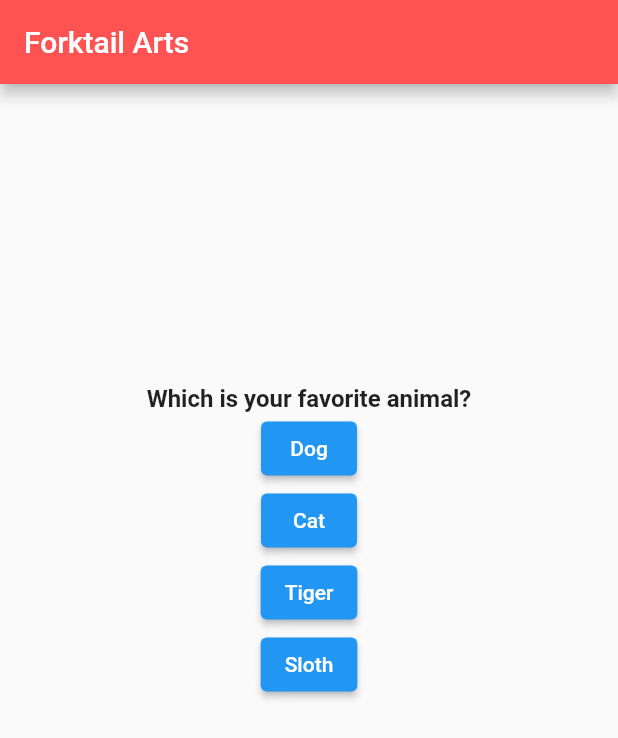
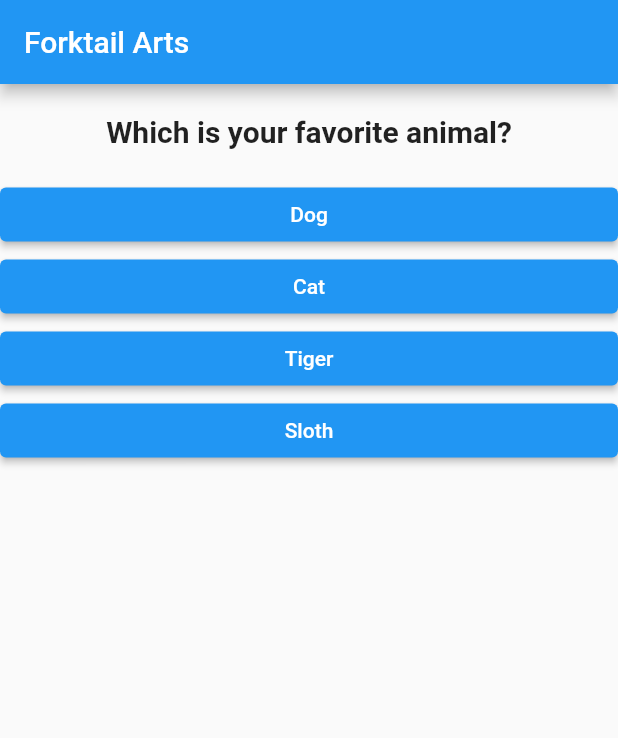
Before and after one commit to thilak-tp/quiz-app-2, a Flutter app: the screen it shows after launch, after a tap on "Red", on a phone screen of 412 x 824 dp. Shown: the top 738 px of the screen. Run offline on Flutter 3.47's test engine with Material 2 defaults, Android fonts, the phone set to English and light mode, and no system bars; Roboto replaces fonts that are missing (arial).

Commit message:
Implemented both questions and answers in different widgets and have to touch up on Maps in dart

```diff
--- /dev/null
+++ b/lib/answer.dart
@@ -0,0 +1,17 @@
+import 'package:flutter/material.dart';
+
+class Answers extends StatelessWidget {
+  final String option;
+  final VoidCallback selector;
+  Answers(this.selector, this.option);
+  @override
+  Widget build(BuildContext context) {
+    return Container(
+      width: double.infinity,
+      child: ElevatedButton(
+        onPressed: selector,
+        child: Text(option),
+      ),
+    );
+  }
+}
--- a/lib/main.dart
+++ b/lib/main.dart
@@ -1,34 +1,26 @@
 import 'package:flutter/widgets.dart';
 import 'package:flutter/material.dart';
+import './question.dart';
+import './answer.dart';
 
 void main() => runApp(QuizApp());
 
 class QuizApp extends StatefulWidget {
   @override
   State<StatefulWidget> createState() {
-    return QuizAppState();
+    return _QuizAppState();
   }
 }
 
-class QuizAppState extends State<QuizApp> {
-  void answerChosen(int number) {
-    setState(() {
-      if (questionIndex >= 2) questionIndex = 0;
-      if (optionIndex >= 11) optionIndex = 0;
-      questionIndex = questionIndex + 1;
-      optionIndex = optionIndex + 4;
-      print('Answer $number is chosen!');
-    });
-  }
-
-  int questionIndex = 0;
-  int optionIndex = 0;
-  var questions = [
+class _QuizAppState extends State<QuizApp> {
+  int _questionIndex = 0;
+  int _optionIndex = 0;
+  var _questions = [
     'Which is your favorite color?',
     'Which is your favorite animal?',
     'What do you identify as?'
   ];
-  var options = [
+  var _options = [
     'Red',
     'Black',
     'Blue',
@@ -42,41 +34,32 @@ class QuizAppState extends State<QuizApp> {
     'Toaster',
     'Tree',
   ];
+  void _answerChosen() {
+    if (_questionIndex >= 2) _questionIndex = 0;
+    if (_optionIndex >= 12) _optionIndex = 0;
+    setState(() {
+      _questionIndex = _questionIndex + 1;
+      _optionIndex = _optionIndex + 4;
+      print('Answer is chosen!');
+    });
+  }
+
   @override // It is used as a decorator and is feature of flutter and not dart
   Widget build(BuildContext context) {
     return MaterialApp(
       home: Scaffold(
         appBar: AppBar(
-          backgroundColor: Colors.redAccent,
+          // backgroundColor: Colors.redAccent,
           title: Text('Forktail Arts'),
         ),
-        body: Container(
-          alignment: Alignment.center,
-          padding: EdgeInsets.fromLTRB(80, 200, 80, 200),
-          child: Column(
-            crossAxisAlignment: CrossAxisAlignment.center,
-            children: [
-              Text(
-                questions[questionIndex],
-                style: TextStyle(
-                    fontSize: 16,
-                    fontFamily: 'arial',
-                    fontWeight: FontWeight.bold),
-              ),
-              ElevatedButton(
-                  onPressed: () => answerChosen(1),
-                  child: Text(options[optionIndex])),
-              ElevatedButton(
-                  onPressed: () => answerChosen(2),
-                  child: Text(options[optionIndex + 1])),
-              ElevatedButton(
-                  onPressed: () => answerChosen(3),
-                  child: Text(options[optionIndex + 2])),
-              ElevatedButton(
-                  onPressed: () => answerChosen(4),
-                  child: Text(options[optionIndex + 3])),
-            ],
-          ),
+        body: Column(
+          children: [
+            Questions(_questions[_questionIndex]),
+            Answers(_answerChosen, _options[_optionIndex]),
+            Answers(_answerChosen, _options[_optionIndex + 1]),
+            Answers(_answerChosen, _options[_optionIndex + 2]),
+            Answers(_answerChosen, _options[_optionIndex + 3]),
+          ],
         ),
       ),
     );
--- /dev/null
+++ b/lib/question.dart
@@ -0,0 +1,19 @@
+import 'package:flutter/widgets.dart';
+import 'package:flutter/material.dart';
+
+class Questions extends StatelessWidget {
+  final String questionText;
+  Questions(this.questionText);
+  @override
+  Widget build(BuildContext context) {
+    return Container(
+      width: double.infinity,
+      margin: EdgeInsets.all(20),
+      child: Text(
+        questionText,
+        style: TextStyle(fontSize: 20, fontWeight: FontWeight.bold),
+        textAlign: TextAlign.center,
+      ),
+    );
+  }
+}
```
